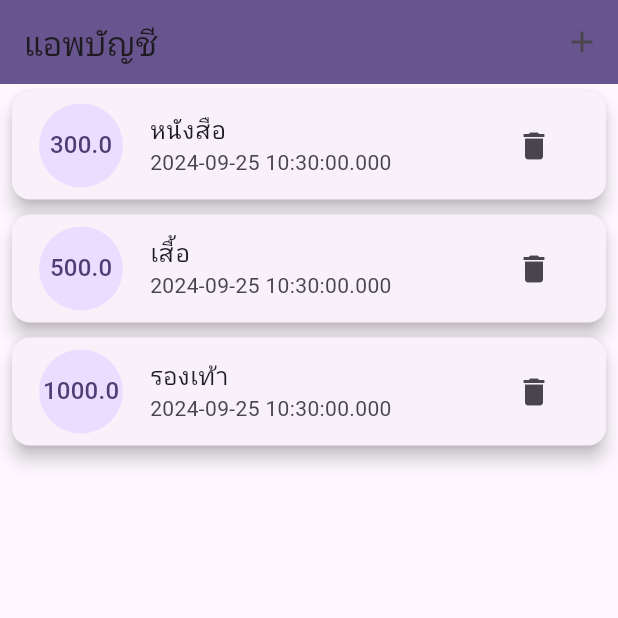
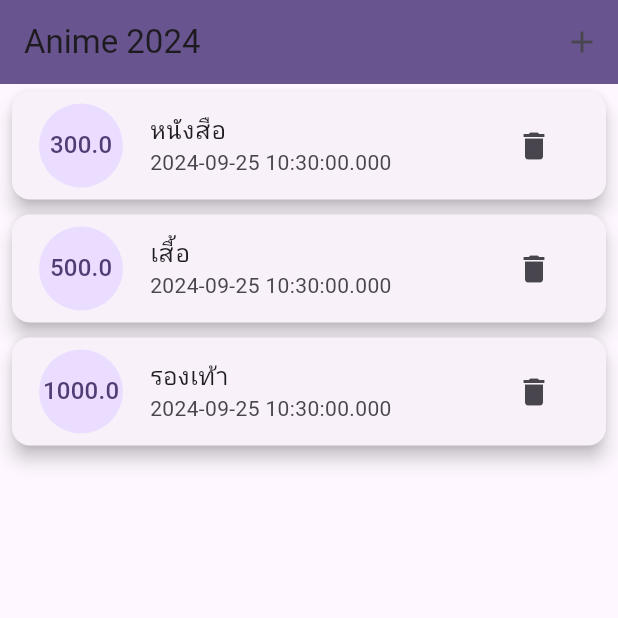
Before and after one commit to ReZill392/project, a Flutter app: the screen it shows after launch, on a phone screen of 412 x 824 dp, the top half of it. Run offline on Flutter 3.47's test engine with Material 3 defaults, Android fonts, the phone set to English and light mode, and no system bars.

Commit message:
Rename app and change title

```diff
--- a/lib/main.dart
+++ b/lib/main.dart
@@ -1,4 +1,3 @@
-
 import 'package:flutter/material.dart';
 import 'package:project/provider/transaction_provider.dart';
 import 'package:project/screens/from_screen.dart';
@@ -26,7 +25,7 @@ class MyApp extends StatelessWidget {
           colorScheme: ColorScheme.fromSeed(seedColor: Colors.deepPurple),
           useMaterial3: true,
         ),
-        home: const MyHomePage(title: 'แอพบัญชี'),
+        home: const MyHomePage(title: 'Anime 2024'),
       ),
     );
   }
--- a/pubspec.yaml
+++ b/pubspec.yaml
@@ -36,6 +36,7 @@ dependencies:
   # Use with the CupertinoIcons class for iOS style icons.
   cupertino_icons: ^1.0.6
   provider: ^6.1.2
+  rename_app: ^1.6.1
 
 
 dev_dependencies:
```
Also changed, not shown: pubspec.lock, 1 other file.
